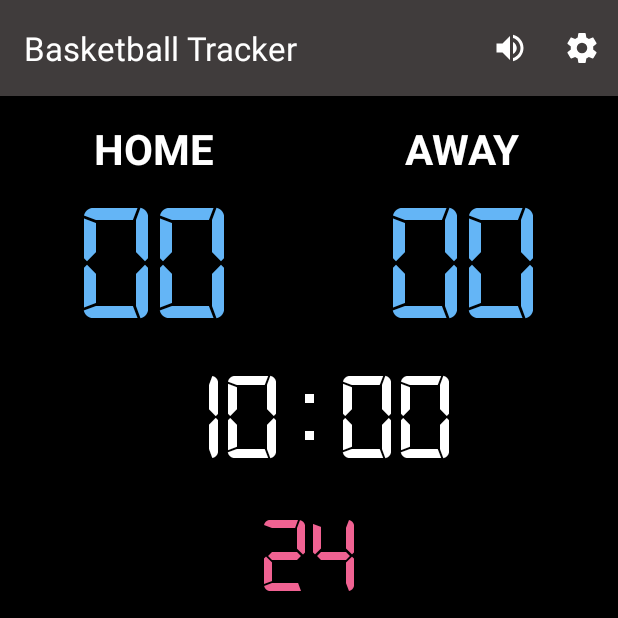
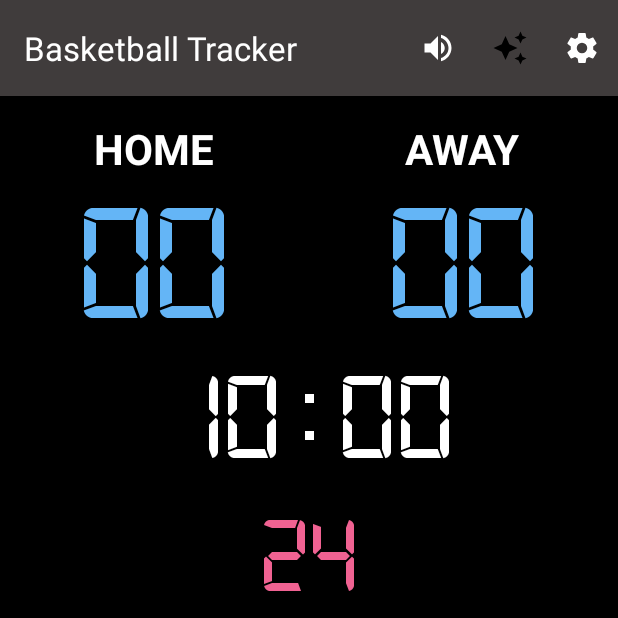
Before and after one commit to PrestonDuChunMan/CSCI3310_pj, an Android app: the GameStateTrackerActivity screen opened directly, with no data from a screen before it, on a phone screen of 412 x 824 dp, the top half of it. Run offline under Robolectric (Android 15) with nearby library versions, the phone set to English and light mode, and no system bars.

Commit message:
voice recognition (untested)

```diff
--- /dev/null
+++ b/app/src/main/res/drawable/ic_voice.xml
@@ -0,0 +1,5 @@
+<vector xmlns:android="http://schemas.android.com/apk/res/android" android:height="24dp" android:tint="#000000" android:viewportHeight="24" android:viewportWidth="24" android:width="24dp">
+
+    <path android:fillColor="@android:color/white" android:pathData="M19,9l1.25,-2.75L23,5l-2.75,-1.25L19,1l-1.25,2.75L15,5l2.75,1.25L19,9zM11.5,9.5L9,4 6.5,9.5 1,12l5.5,2.5L9,20l2.5,-5.5L17,12l-5.5,-2.5zM19,15l-1.25,2.75L15,19l2.75,1.25L19,23l1.25,-2.75L23,19l-2.75,-1.25L19,15z"/>
+
+</vector>
--- a/app/src/main/res/menu/game_tracker_menu.xml
+++ b/app/src/main/res/menu/game_tracker_menu.xml
@@ -8,6 +8,13 @@
         app:iconTint="@android:color/white"
         app:showAsAction="always" />
     <item
+        android:id="@+id/action_voice_toggle"
+        android:icon="@drawable/ic_voice"
+        android:title="Toggle Voice Command"
+        android:iconTint="@android:color/white"
+        app:showAsAction="always"
+        />
+    <item
         android:id="@+id/action_settings"
         android:icon="@drawable/ic_settings"
         android:title="Settings"
```
Also changed, not shown: app/src/main/AndroidManifest.xml (+8 -0 lines), app/src/main/java/edu/cuhk/csci3310/basketball_app/GameStateTrackerActivity.java (+100 -0 lines).
